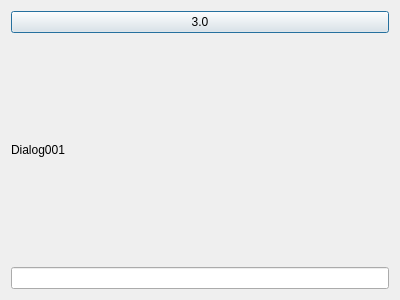
Before: the Qt Designer form example/modeule01/dialog001.ui in openeuler-mirror/kiran-control-panel, drawn with Qt 5.
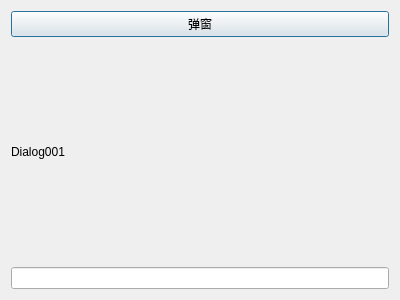
After: the same form once the commit is applied.

Diff of the .ui file:
```diff
--- a/example/modeule01/dialog001.ui
+++ b/example/modeule01/dialog001.ui
@@ -17,7 +17,7 @@
    <item>
     <widget class="QPushButton" name="pushButton">
      <property name="text">
-      <string>3.0</string>
+      <string>弹窗</string>
      </property>
     </widget>
    </item>
```
